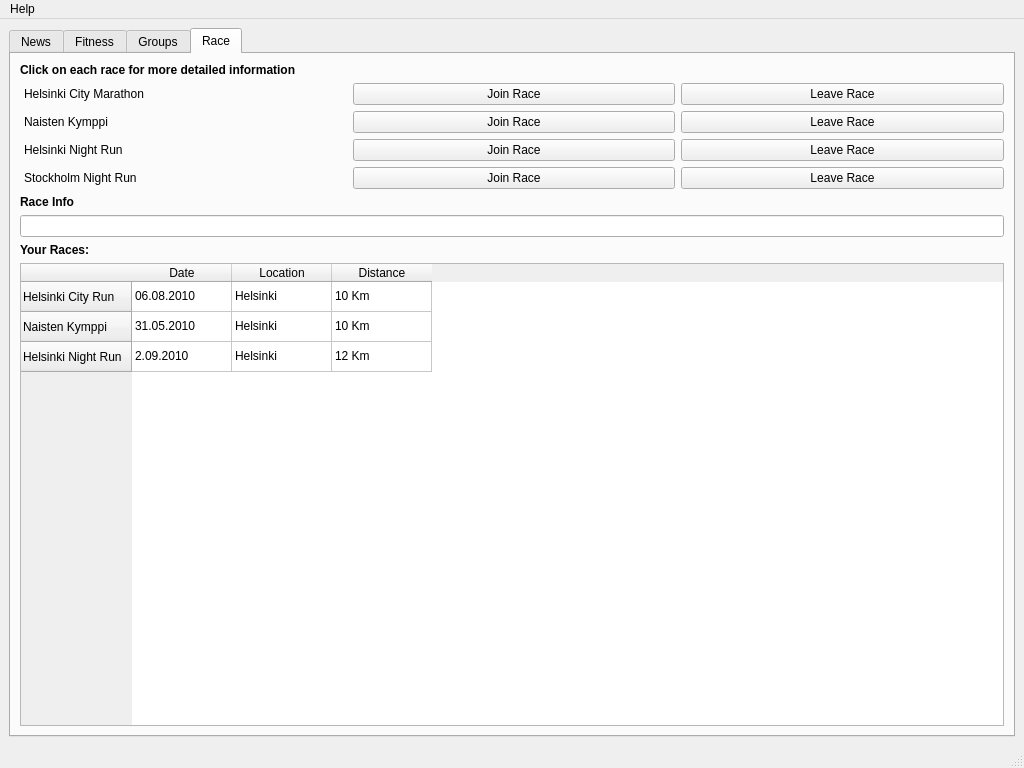
Above: GUI/mainwindow.ui from jpvanhal/Social-Sports before the change. Below: the same form after it.
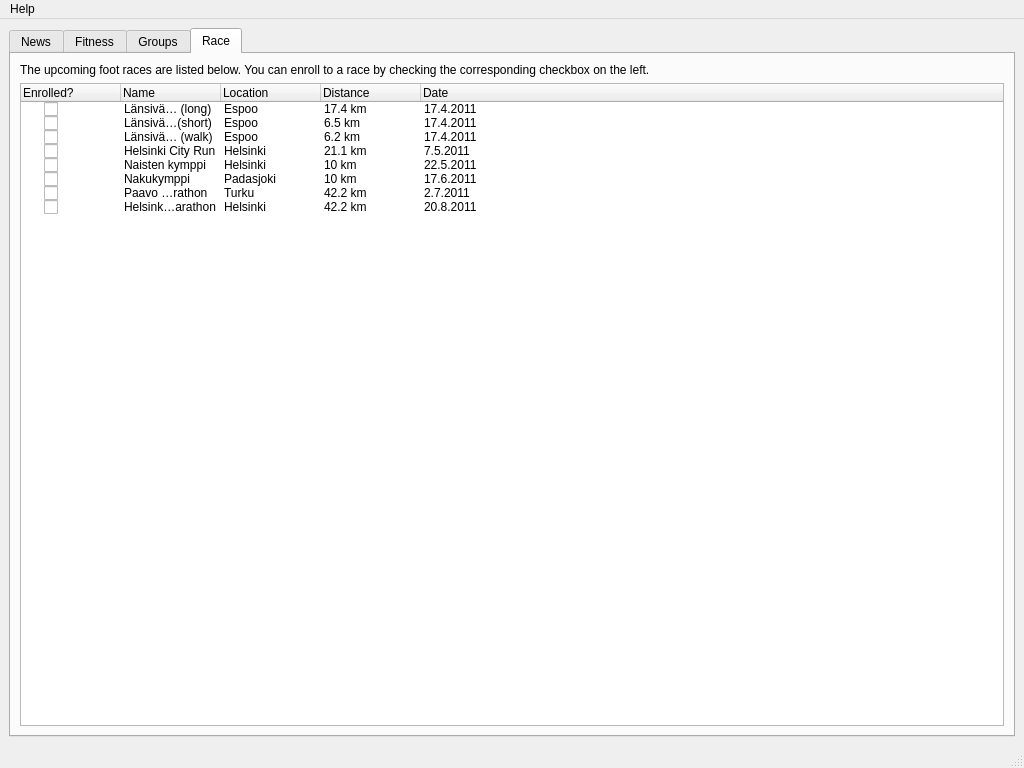
That is the form after the change. The open tabs and pages were chosen to show the change. Icons and pictures are not drawn.

Commit message: Refined races tab. Re-enabled sign in dialog.

```diff
--- a/GUI/mainwindow.ui
+++ b/GUI/mainwindow.ui
@@ -624,141 +624,18 @@
         <string>Race</string>
        </attribute>
        <layout class="QVBoxLayout" name="verticalLayout_2">
-        <item>
-         <widget class="QLabel" name="label_10">
-          <property name="font">
-           <font>
-            <weight>75</weight>
-            <bold>true</bold>
-           </font>
-          </property>
-          <property name="text">
-           <string>Click on each race for more detailed information</string>
-          </property>
-         </widget>
-        </item>
-        <item>
-         <layout class="QGridLayout" name="gridLayout">
-          <property name="leftMargin">
-           <number>4</number>
-          </property>
-          <item row="0" column="1">
-           <widget class="QPushButton" name="pushButton_7">
-            <property name="text">
-             <string>Join Race</string>
-            </property>
-           </widget>
-          </item>
-          <item row="0" column="0">
-           <widget class="QLabel" name="label_8">
-            <property name="text">
-             <string>Helsinki City Marathon</string>
-            </property>
-           </widget>
-          </item>
-          <item row="1" column="0">
-           <widget class="QLabel" name="label_9">
-            <property name="text">
-             <string>Naisten Kymppi</string>
-            </property>
-           </widget>
-          </item>
-          <item row="2" column="0">
-           <widget class="QLabel" name="label_11">
-            <property name="text">
-             <string>Helsinki Night Run</string>
-            </property>
-           </widget>
-          </item>
-          <item row="1" column="1">
-           <widget class="QPushButton" name="pushButton_8">
-            <property name="text">
-             <string>Join Race</string>
-            </property>
-           </widget>
-          </item>
-          <item row="2" column="1">
-           <widget class="QPushButton" name="pushButton_9">
-            <property name="text">
-             <string>Join Race</string>
-            </property>
-           </widget>
-          </item>
-          <item row="0" column="2">
-           <widget class="QPushButton" name="pushButton_10">
-            <property name="text">
-             <string>Leave Race</string>
-            </property>
-           </widget>
-          </item>
-          <item row="1" column="2">
-           <widget class="QPushButton" name="pushButton_11">
-            <property name="text">
-             <string>Leave Race</string>
-            </property>
-           </widget>
-          </item>
-          <item row="2" column="2">
-           <widget class="QPushButton" name="pushButton_12">
-            <property name="text">
-             <string>Leave Race</string>
-            </property>
-           </widget>
-          </item>
-          <item row="3" column="0">
-           <widget class="QLabel" name="label_12">
-            <property name="text">
-             <string>Stockholm Night Run</string>
-            </property>
-           </widget>
-          </item>
-          <item row="3" column="1">
-           <widget class="QPushButton" name="pushButton_13">
-            <property name="text">
-             <string>Join Race</string>
-            </property>
-           </widget>
-          </item>
-          <item row="3" column="2">
-           <widget class="QPushButton" name="pushButton_14">
-            <property name="text">
-             <string>Leave Race</string>
-            </property>
-           </widget>
-          </item>
-         </layout>
-        </item>
-        <item>
-         <widget class="QLabel" name="label_13">
-          <property name="font">
-           <font>
-            <weight>75</weight>
-            <bold>true</bold>
-           </font>
-          </property>
-          <property name="text">
-           <string>Race Info</string>
-          </property>
-         </widget>
-        </item>
-        <item>
-         <widget class="QLineEdit" name="lineEdit"/>
-        </item>
         <item>
          <widget class="QLabel" name="label_14">
-          <property name="font">
-           <font>
-            <weight>75</weight>
-            <bold>true</bold>
-           </font>
-          </property>
           <property name="text">
-           <string>Your Races: </string>
+           <string>The upcoming foot races are listed below. You can enroll to a race by checking the corresponding checkbox on the left.</string>
+          </property>
+          <property name="wordWrap">
+           <bool>true</bool>
           </property>
          </widget>
         </item>
         <item>
-         <widget class="QTableWidget" name="tableWidget">
+         <widget class="QTreeWidget" name="treeWidgetRaces">
           <property name="font">
            <font>
             <kerning>true</kerning>
@@ -776,24 +653,17 @@
           <property name="textElideMode">
            <enum>Qt::ElideMiddle</enum>
           </property>
-          <row>
+          <property name="columnCount">
+           <number>5</number>
+          </property>
+          <column>
            <property name="text">
-            <string>Helsinki City Run</string>
+            <string>Enrolled?</string>
            </property>
-          </row>
-          <row>
-           <property name="text">
-            <string>Naisten Kymppi</string>
-           </property>
-          </row>
-          <row>
-           <property name="text">
-            <string>Helsinki Night Run</string>
-           </property>
-          </row>
+          </column>
           <column>
            <property name="text">
-            <string>Date</string>
+            <string>Name</string>
            </property>
           </column>
           <column>
@@ -806,49 +676,172 @@
             <string>Distance</string>
            </property>
           </column>
-          <item row="0" column="0">
+          <column>
            <property name="text">
-            <string>06.08.2010</string>
+            <string>Date</string>
            </property>
+          </column>
+          <item>
+           <property name="text">
+            <string/>
+           </property>
+           <property name="checkState">
+            <enum>Unchecked</enum>
+           </property>
+           <property name="text">
+            <string>Länsiväyläjuoksu (long)</string>
+           </property>
+           <property name="text">
+            <string>Espoo</string>
+           </property>
+           <property name="text">
+            <string>17.4 km</string>
+           </property>
+           <property name="text">
+            <string>17.4.2011</string>
+           </property>
+           <property name="flags">
+            <set>ItemIsSelectable|ItemIsUserCheckable|ItemIsEnabled</set>
+           </property>
           </item>
-          <item row="0" column="1">
+          <item>
            <property name="text">
-            <string>Helsinki</string>
+            <string/>
            </property>
+           <property name="checkState">
+            <enum>Unchecked</enum>
+           </property>
+           <property name="text">
+            <string>Länsiväyläjuoksu (short)</string>
+           </property>
+           <property name="text">
+            <string>Espoo</string>
+           </property>
+           <property name="text">
+            <string>6.5 km</string>
+           </property>
+           <property name="text">
+            <string>17.4.2011</string>
+           </property>
           </item>
-          <item row="0" column="2">
+          <item>
            <property name="text">
-            <string>10 Km</string>
+            <string/>
            </property>
+           <property name="checkState">
+            <enum>Unchecked</enum>
+           </property>
+           <property name="text">
+            <string>Länsiväyläjuoksu (walk)</string>
+           </property>
+           <property name="text">
+            <string>Espoo</string>
+           </property>
+           <property name="text">
+            <string>6.2 km</string>
+           </property>
+           <property name="text">
+            <string>17.4.2011</string>
+           </property>
           </item>
-          <item row="1" column="0">
+          <item>
            <property name="text">
-            <string>31.05.2010</string>
+            <string/>
            </property>
+           <property name="checkState">
+            <enum>Unchecked</enum>
+           </property>
+           <property name="text">
+            <string>Helsinki City Run</string>
+           </property>
+           <property name="text">
+            <string>Helsinki</string>
+           </property>
+           <property name="text">
+            <string>21.1 km</string>
+           </property>
+           <property name="text">
+            <string>7.5.2011</string>
+           </property>
           </item>
-          <item row="1" column="1">
+          <item>
            <property name="text">
-            <string>Helsinki </string>
+            <string/>
            </property>
+           <property name="checkState">
+            <enum>Unchecked</enum>
+           </property>
+           <property name="text">
+            <string>Naisten kymppi</string>
+           </property>
+           <property name="text">
+            <string>Helsinki</string>
+           </property>
+           <property name="text">
+            <string>10 km</string>
+           </property>
+           <property name="text">
+            <string>22.5.2011</string>
+           </property>
           </item>
-          <item row="1" column="2">
+          <item>
            <property name="text">
-            <string>10 Km</string>
+            <string/>
            </property>
+           <property name="checkState">
+            <enum>Unchecked</enum>
+           </property>
+           <property name="text">
+            <string>Nakukymppi</string>
+           </property>
+           <property name="text">
+            <string>Padasjoki</string>
+           </property>
+           <property name="text">
+            <string>10 km</string>
+           </property>
+           <property name="text">
+            <string>17.6.2011</string>
+           </property>
           </item>
-          <item row="2" column="0">
+          <item>
            <property name="text">
-            <string>2.09.2010</string>
+            <string/>
            </property>
+           <property name="checkState">
+            <enum>Unchecked</enum>
+           </property>
+           <property name="text">
+            <string>Paavo Nurmi Marathon</string>
+           </property>
+           <property name="text">
+            <string>Turku</string>
+           </property>
+           <property name="text">
+            <string>42.2 km</string>
+           </property>
+           <property name="text">
+            <string>2.7.2011</string>
+           </property>
           </item>
-          <item row="2" column="1">
+          <item>
+           <property name="text">
+            <string/>
+           </property>
+           <property name="checkState">
+            <enum>Unchecked</enum>
+           </property>
+           <property name="text">
+            <string>Helsinki City Marathon</string>
+           </property>
            <property name="text">
             <string>Helsinki</string>
            </property>
-          </item>
-          <item row="2" column="2">
            <property name="text">
-            <string>12 Km</string>
+            <string>42.2 km</string>
+           </property>
+           <property name="text">
+            <string>20.8.2011</string>
            </property>
           </item>
          </widget>
```
Left out of the diff: 2 changed lines with no effect on the pictures. The commit also changes 2 other files.
